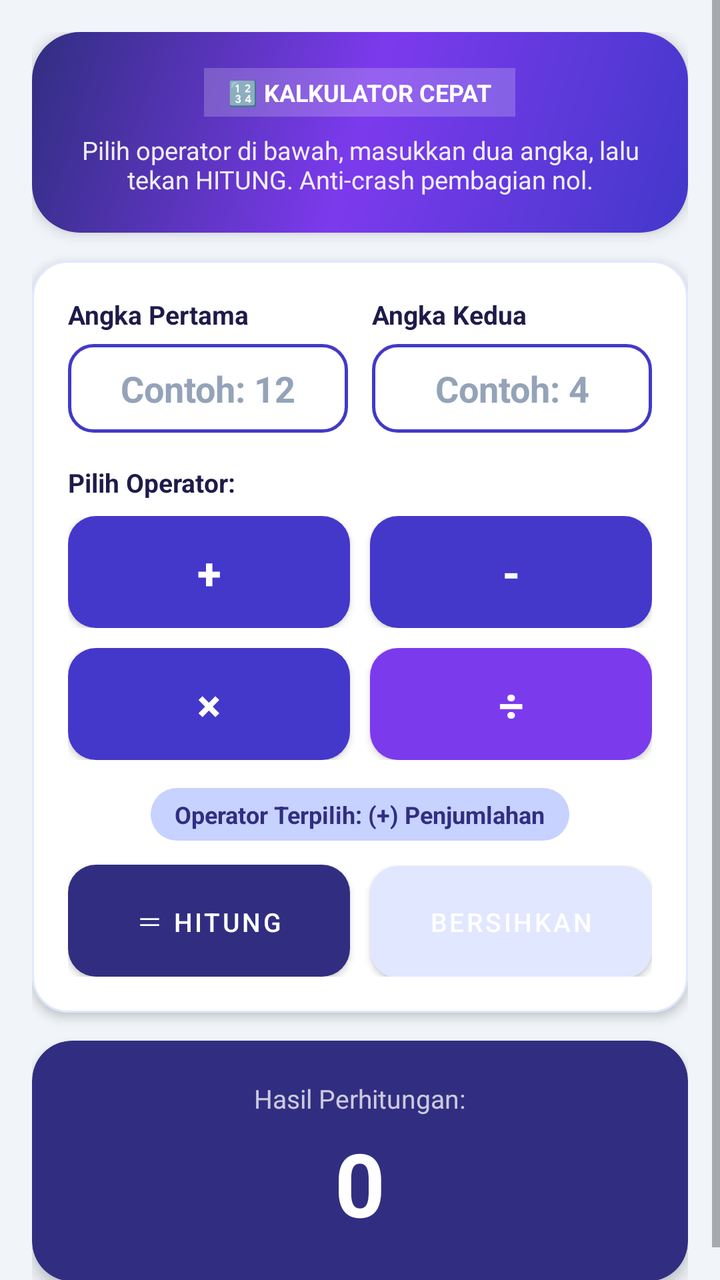
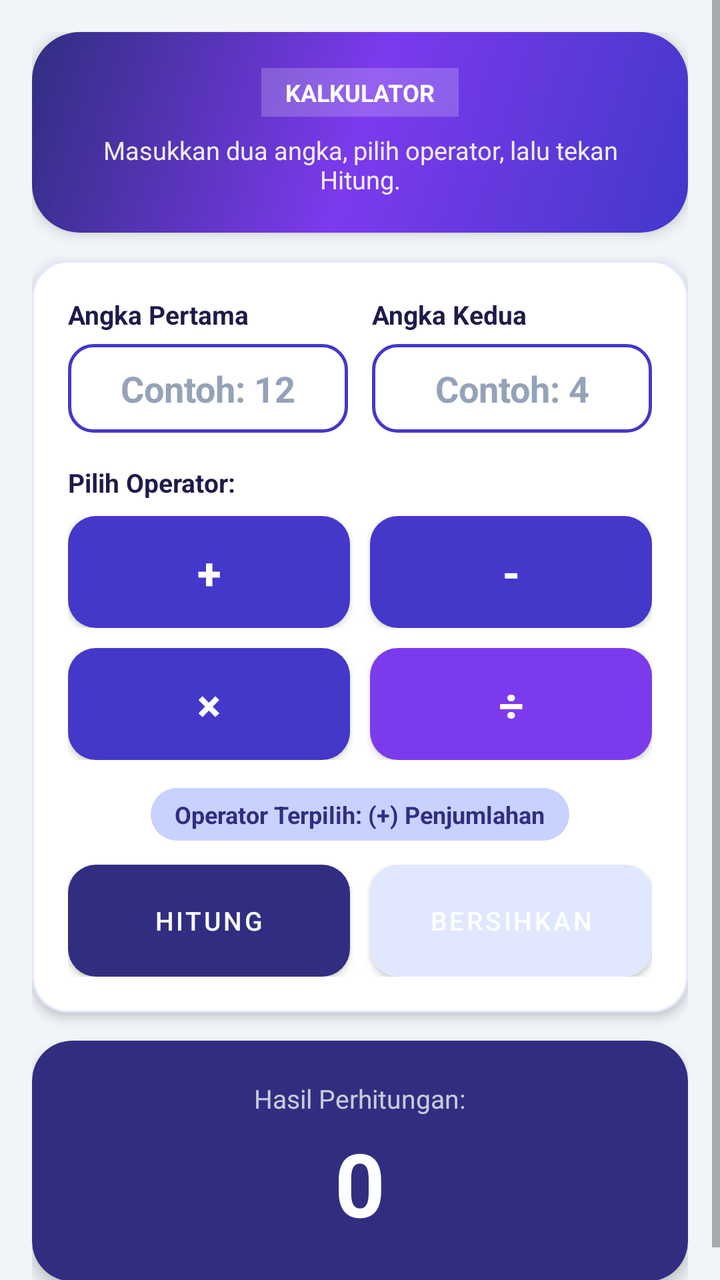

The first picture is an Android layout as it rendered before a commit; the second is the same layout after the commit. The layout source and the unified diff follow.
<!-- AndroidManifest.xml: application theme Theme.Alfian04 -->
<!-- res/layout/fragment_calculator.xml -->
<?xml version="1.0" encoding="utf-8"?>
<ScrollView xmlns:android="http://schemas.android.com/apk/res/android"
    xmlns:app="http://schemas.android.com/apk/res-auto"
    android:layout_width="match_parent"
    android:layout_height="match_parent"
    android:background="@color/background"
    android:fillViewport="true">

    <LinearLayout
        android:layout_width="match_parent"
        android:layout_height="wrap_content"
        android:orientation="vertical"
        android:padding="16dp">

        
        <LinearLayout
            android:layout_width="match_parent"
            android:layout_height="wrap_content"
            android:background="@drawable/bg_hero_banner"
            android:elevation="4dp"
            android:gravity="center_horizontal"
            android:orientation="vertical"
            android:padding="18dp">

            <TextView
                android:layout_width="wrap_content"
                android:layout_height="wrap_content"
                android:background="#33FFFFFF"
                android:paddingStart="12dp"
                android:paddingEnd="12dp"
                android:paddingTop="4dp"
                android:paddingBottom="4dp"
                android:text="🔢 KALKULATOR CEPAT"
                android:textColor="@color/white"
                android:textSize="12sp"
                android:textStyle="bold" />

            <TextView
                android:layout_width="match_parent"
                android:layout_height="wrap_content"
                android:layout_marginTop="8dp"
                android:gravity="center"
                android:text="@string/calc_desc"
                android:textColor="#E8FFFFFF"
                android:textSize="12.5sp" />
        </LinearLayout>

        
        <com.google.android.material.card.MaterialCardView
            android:layout_width="match_parent"
            android:layout_height="wrap_content"
            android:layout_marginTop="14dp"
            app:cardBackgroundColor="@color/card_background"
            app:cardCornerRadius="18dp"
            app:cardElevation="3dp"
            app:strokeColor="@color/divider"
            app:strokeWidth="1dp">

            <LinearLayout
                android:layout_width="match_parent"
                android:layout_height="wrap_content"
                android:orientation="vertical"
                android:padding="18dp">

                <LinearLayout
                    android:layout_width="match_parent"
                    android:layout_height="wrap_content"
                    android:orientation="horizontal">

                    <LinearLayout
                        android:layout_width="0dp"
                        android:layout_height="wrap_content"
                        android:layout_marginEnd="6dp"
                        android:layout_weight="1"
                        android:orientation="vertical">

                        <TextView
                            android:layout_width="wrap_content"
                            android:layout_height="wrap_content"
                            android:text="@string/label_num1"
                            android:textColor="@color/text_primary"
                            android:textSize="13sp"
                            android:textStyle="bold" />

                        <EditText
                            android:id="@+id/et_num1"
                            android:layout_width="match_parent"
                            android:layout_height="wrap_content"
                            android:layout_marginTop="6dp"
                            android:gravity="center"
                            android:hint="@string/hint_num1"
                            android:inputType="numberSigned|numberDecimal"
                            android:textColor="@color/edit_text_color"
                            android:textColorHint="@color/edit_text_hint"
                            android:textSize="18sp"
                            android:textStyle="bold" />
                    </LinearLayout>

                    <LinearLayout
                        android:layout_width="0dp"
                        android:layout_height="wrap_content"
                        android:layout_marginStart="6dp"
                        android:layout_weight="1"
                        android:orientation="vertical">

                        <TextView
                            android:layout_width="wrap_content"
                            android:layout_height="wrap_content"
                            android:text="@string/label_num2"
                            android:textColor="@color/text_primary"
                            android:textSize="13sp"
                            android:textStyle="bold" />

                        <EditText
                            android:id="@+id/et_num2"
                            android:layout_width="match_parent"
                            android:layout_height="wrap_content"
                            android:layout_marginTop="6dp"
                            android:gravity="center"
                            android:hint="@string/hint_num2"
                            android:inputType="numberSigned|numberDecimal"
                            android:textColor="@color/edit_text_color"
                            android:textColorHint="@color/edit_text_hint"
                            android:textSize="18sp"
                            android:textStyle="bold" />
                    </LinearLayout>
                </LinearLayout>

                <TextView
                    android:layout_width="wrap_content"
                    android:layout_height="wrap_content"
                    android:layout_marginTop="16dp"
                    android:layout_marginBottom="8dp"
                    android:text="Pilih Operator:"
                    android:textColor="@color/text_primary"
                    android:textSize="13sp"
                    android:textStyle="bold" />

                
                <LinearLayout
                    android:layout_width="match_parent"
                    android:layout_height="wrap_content"
                    android:orientation="horizontal">

                    <com.google.android.material.button.MaterialButton
                        android:id="@+id/btn_op_add"
                        android:layout_width="0dp"
                        android:layout_height="56dp"
                        android:layout_marginEnd="5dp"
                        android:layout_weight="1"
                        android:insetTop="0dp"
                        android:insetBottom="0dp"
                        android:text="@string/op_add"
                        android:textSize="22sp"
                        android:textStyle="bold"
                        app:backgroundTint="@color/primary"
                        app:cornerRadius="14dp" />

                    <com.google.android.material.button.MaterialButton
                        android:id="@+id/btn_op_sub"
                        android:layout_width="0dp"
                        android:layout_height="56dp"
                        android:layout_marginStart="5dp"
                        android:layout_weight="1"
                        android:insetTop="0dp"
                        android:insetBottom="0dp"
                        android:text="@string/op_sub"
                        android:textSize="22sp"
                        android:textStyle="bold"
                        app:backgroundTint="@color/primary"
                        app:cornerRadius="14dp" />
                </LinearLayout>

                
                <LinearLayout
                    android:layout_width="match_parent"
                    android:layout_height="wrap_content"
                    android:layout_marginTop="10dp"
                    android:layout_marginBottom="4dp"
                    android:orientation="horizontal">

                    <com.google.android.material.button.MaterialButton
                        android:id="@+id/btn_op_mul"
                        android:layout_width="0dp"
                        android:layout_height="56dp"
                        android:layout_marginEnd="5dp"
                        android:layout_weight="1"
                        android:insetTop="0dp"
                        android:insetBottom="0dp"
                        android:text="@string/op_mul"
                        android:textSize="22sp"
                        android:textStyle="bold"
                        app:backgroundTint="@color/primary"
                        app:cornerRadius="14dp" />

                    <com.google.android.material.button.MaterialButton
                        android:id="@+id/btn_op_div"
                        android:layout_width="0dp"
                        android:layout_height="56dp"
                        android:layout_marginStart="5dp"
                        android:layout_weight="1"
                        android:insetTop="0dp"
                        android:insetBottom="0dp"
                        android:text="@string/op_div"
                        android:textSize="22sp"
                        android:textStyle="bold"
                        app:backgroundTint="@color/accent"
                        app:cornerRadius="14dp" />
                </LinearLayout>

                <TextView
                    android:id="@+id/tv_selected_op"
                    android:layout_width="wrap_content"
                    android:layout_height="wrap_content"
                    android:layout_gravity="center_horizontal"
                    android:layout_marginTop="10dp"
                    android:background="@drawable/bg_pill_badge"
                    android:paddingStart="12dp"
                    android:paddingEnd="12dp"
                    android:paddingTop="5dp"
                    android:paddingBottom="5dp"
                    android:text="Operator Terpilih: (+) Penjumlahan"
                    android:textColor="@color/primary_dark"
                    android:textSize="12sp"
                    android:textStyle="bold" />

                
                <LinearLayout
                    android:layout_width="match_parent"
                    android:layout_height="wrap_content"
                    android:layout_marginTop="12dp"
                    android:orientation="horizontal">

                    <com.google.android.material.button.MaterialButton
                        android:id="@+id/btn_calculate"
                        android:layout_width="0dp"
                        android:layout_height="56dp"
                        android:layout_marginEnd="5dp"
                        android:layout_weight="1"
                        android:insetTop="0dp"
                        android:insetBottom="0dp"
                        android:text="＝ HITUNG"
                        android:textSize="13sp"
                        app:backgroundTint="@color/primary_dark"
                        app:cornerRadius="14dp" />

                    <com.google.android.material.button.MaterialButton
                        android:id="@+id/btn_clear_calc"
                        android:layout_width="0dp"
                        android:layout_height="56dp"
                        android:layout_marginStart="5dp"
                        android:layout_weight="1"
                        android:insetTop="0dp"
                        android:insetBottom="0dp"
                        android:text="@string/btn_clear_calc"
                        android:textSize="13sp"
                        app:backgroundTint="@color/divider"
                        app:cornerRadius="14dp" />
                </LinearLayout>

            </LinearLayout>
        </com.google.android.material.card.MaterialCardView>

        
        <com.google.android.material.card.MaterialCardView
            android:layout_width="match_parent"
            android:layout_height="wrap_content"
            android:layout_marginTop="14dp"
            app:cardBackgroundColor="@color/primary_dark"
            app:cardCornerRadius="20dp"
            app:cardElevation="4dp">

            <LinearLayout
                android:layout_width="match_parent"
                android:layout_height="wrap_content"
                android:gravity="center_horizontal"
                android:orientation="vertical"
                android:padding="20dp">

                <TextView
                    android:layout_width="wrap_content"
                    android:layout_height="wrap_content"
                    android:text="@string/label_result"
                    android:textColor="#BFFFFFFF"
                    android:textSize="13sp" />

                <TextView
                    android:id="@+id/tv_calc_result"
                    android:layout_width="match_parent"
                    android:layout_height="wrap_content"
                    android:layout_marginTop="4dp"
                    android:gravity="center"
                    android:text="@string/default_calc_result"
                    android:textColor="@color/white"
                    android:textSize="44sp"
                    android:textStyle="bold" />
            </LinearLayout>
        </com.google.android.material.card.MaterialCardView>

    </LinearLayout>
</ScrollView>
<!-- resources referenced by this layout -->
<resources>
  <color name="accent">#7C3AED</color>
  <color name="background">#F1F5F9</color>
  <color name="card_background">#FFFFFF</color>
  <color name="divider">#E0E7FF</color>
  <color name="edit_text_color">#1E1B4B</color>
  <color name="edit_text_hint">#94A3B8</color>
  <color name="primary">#4338CA</color>
  <color name="primary_dark">#312E81</color>
  <color name="text_primary">#1E1B4B</color>
  <color name="white">#FFFFFFFF</color>
  <!-- drawable bg_hero_banner (drawable) -->
  <?xml version="1.0" encoding="utf-8"?>
  <shape xmlns:android="http://schemas.android.com/apk/res/android"
      android:shape="rectangle">
      <gradient
          android:angle="135"
          android:startColor="@color/primary"
          android:centerColor="@color/accent"
          android:endColor="@color/primary_dark"
          android:type="linear" />
      <corners android:radius="24dp" />
  </shape>
  <!-- drawable bg_pill_badge (drawable) -->
  <?xml version="1.0" encoding="utf-8"?>
  <shape xmlns:android="http://schemas.android.com/apk/res/android"
      android:shape="rectangle">
      <solid android:color="@color/primary_light" />
      <corners android:radius="50dp" />
  </shape>
  <string name="btn_clear_calc">BERSIHKAN</string>
  <string name="calc_desc">Pilih operator di bawah, masukkan dua angka, lalu tekan HITUNG. Anti-crash pembagian nol.</string>
  <string name="default_calc_result">0</string>
  <string name="hint_num1">Contoh: 12</string>
  <string name="hint_num2">Contoh: 4</string>
  <string name="label_num1">Angka Pertama</string>
  <string name="label_num2">Angka Kedua</string>
  <string name="label_result">Hasil Perhitungan:</string>
  <string name="op_add">+</string>
  <string name="op_div">÷</string>
  <string name="op_mul">×</string>
  <string name="op_sub">-</string>
  <style name="Theme.Alfian04" parent="Base.Theme.Alfian04" />
  <color name="primary_light">#C7D2FE</color>
  <style name="Base.Theme.Alfian04" parent="Theme.MaterialComponents.DayNight.NoActionBar">
          <item name="colorPrimary">@color/primary</item>
          <item name="colorPrimaryDark">@color/primary_dark</item>
          <item name="colorAccent">@color/accent</item>
          <item name="android:statusBarColor">@color/primary_dark</item>
          <item name="editTextStyle">@style/Widget.Alfian04.EditText</item>
      </style>
  <style name="Widget.Alfian04.EditText" parent="Widget.AppCompat.EditText">
          <item name="android:background">@drawable/bg_edit_text</item>
          <item name="android:textColor">@color/edit_text_color</item>
          <item name="android:textColorHint">@color/edit_text_hint</item>
          <item name="android:textSize">15sp</item>
      </style>
  <!-- drawable bg_edit_text (drawable) -->
  <?xml version="1.0" encoding="utf-8"?>
  <shape xmlns:android="http://schemas.android.com/apk/res/android"
      android:shape="rectangle">
      <solid android:color="@color/edit_text_background" />
      <stroke
          android:width="1.5dp"
          android:color="@color/primary" />
      <corners android:radius="12dp" />
      <padding
          android:bottom="10dp"
          android:left="14dp"
          android:right="14dp"
          android:top="10dp" />
  </shape>
  <color name="edit_text_background">#FFFFFF</color>
</resources>

<!-- the commit's change to res/layout/fragment_calculator.xml (unified diff, before → after) -->
@@ -30,7 +30,7 @@
                 android:paddingEnd="12dp"
                 android:paddingTop="4dp"
                 android:paddingBottom="4dp"
-                android:text="🔢 KALKULATOR CEPAT"
+                android:text="KALKULATOR"
                 android:textColor="@color/white"
                 android:textSize="12sp"
                 android:textStyle="bold" />
@@ -239,7 +239,7 @@
                         android:layout_weight="1"
                         android:insetTop="0dp"
                         android:insetBottom="0dp"
-                        android:text="＝ HITUNG"
+                        android:text="HITUNG"
                         android:textSize="13sp"
                         app:backgroundTint="@color/primary_dark"
                         app:cornerRadius="14dp" />
<!-- resource entries referenced after the edit -->
@@ -30,7 +30,7 @@
       <corners android:radius="50dp" />
   </shape>
   <string name="btn_clear_calc">BERSIHKAN</string>
-  <string name="calc_desc">Pilih operator di bawah, masukkan dua angka, lalu tekan HITUNG. Anti-crash pembagian nol.</string>
+  <string name="calc_desc">Masukkan dua angka, pilih operator, lalu tekan Hitung.</string>
   <string name="default_calc_result">0</string>
   <string name="hint_num1">Contoh: 12</string>
   <string name="hint_num2">Contoh: 4</string>
